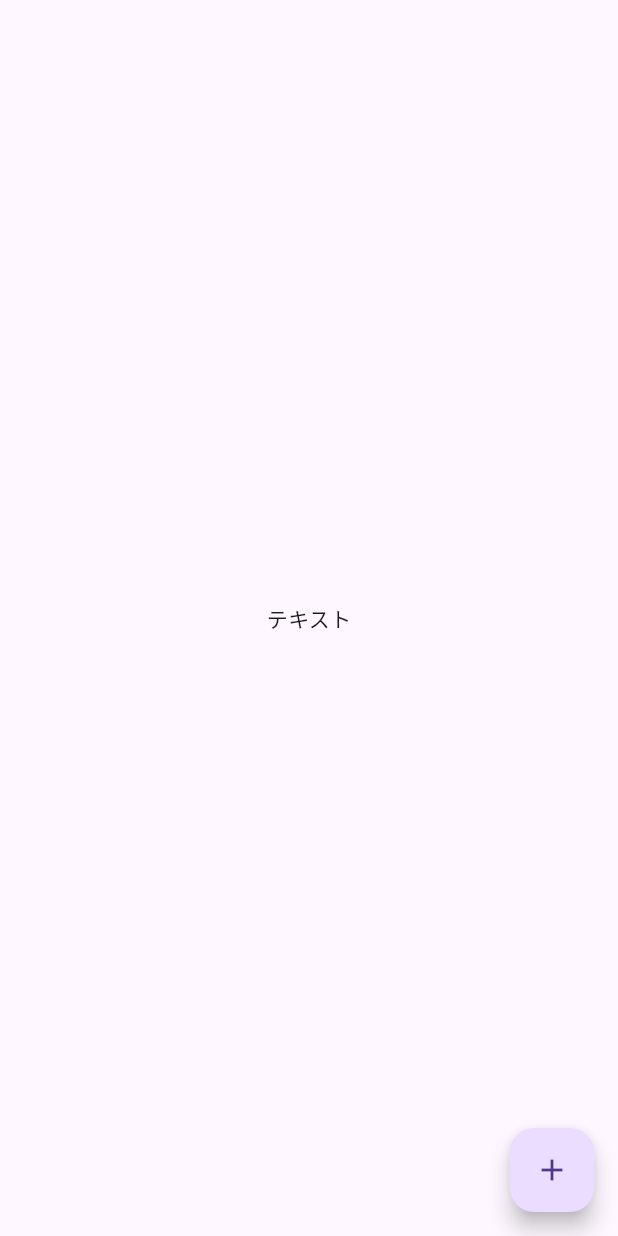
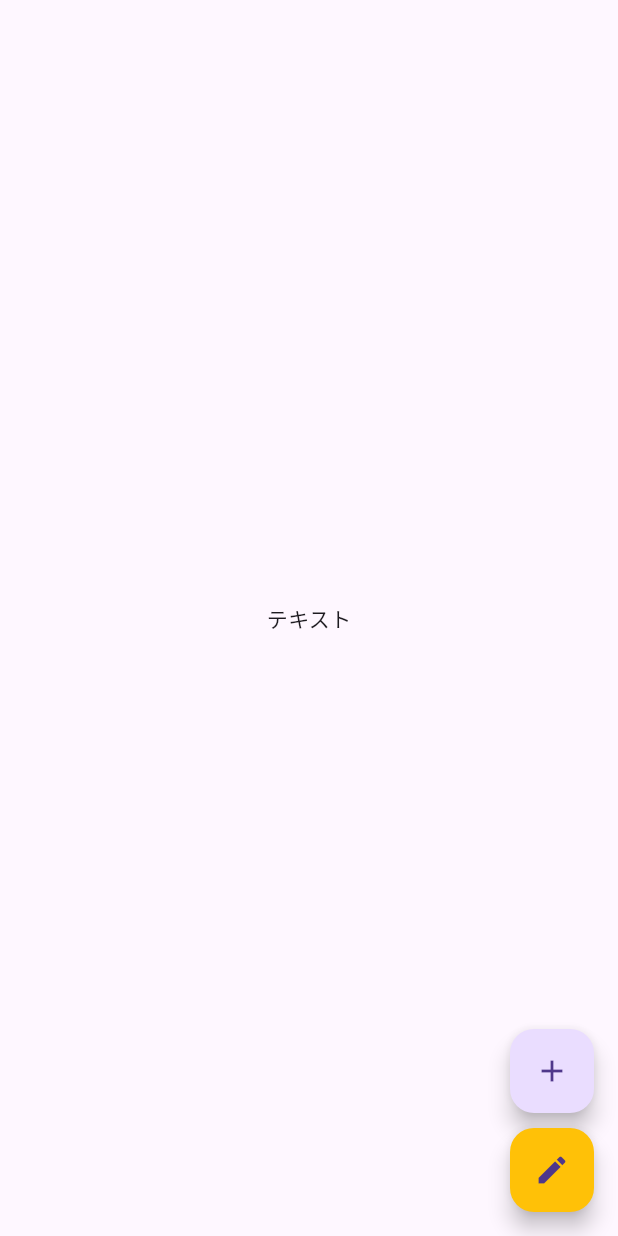
Before and after one commit to dream-developer/flutter_scaffold, a Flutter app: the screen it shows after launch, after a tap on the "add" icon, on a phone screen of 412 x 824 dp. Run offline on Flutter 3.47's test engine with Material 3 defaults, Android fonts, the phone set to English and light mode, and no system bars.

Commit message:
スキャフォールド - フローティングアクションボタン - 複数(縦並び)

```diff
--- a/lib/main.dart
+++ b/lib/main.dart
@@ -2,10 +2,20 @@ import 'package:flutter/material.dart';
 void main() {
   const body = Center( child: Text("テキスト"),);
 
-  final fab = FloatingActionButton( // 1
-    onPressed: () { print("ボタンが押されました"); }, // 2
-    tooltip: 'ツールチップ', // 3
-    child: const Icon(Icons.add), // 4
+  final fab = Column( // 1
+    mainAxisAlignment: MainAxisAlignment.end, // 2
+    children: [
+      FloatingActionButton(
+        onPressed: () { print("ボタンが押されました"); },
+        child: const Icon(Icons.add)
+      ),
+      const SizedBox( height: 10, ), // 3
+      FloatingActionButton(
+        onPressed: () { print("ボタンが押されました"); },
+        backgroundColor: Colors.amber,
+        child: const Icon(Icons.edit),
+      ),
+    ],
   );
 
   final sc = Scaffold(
```
